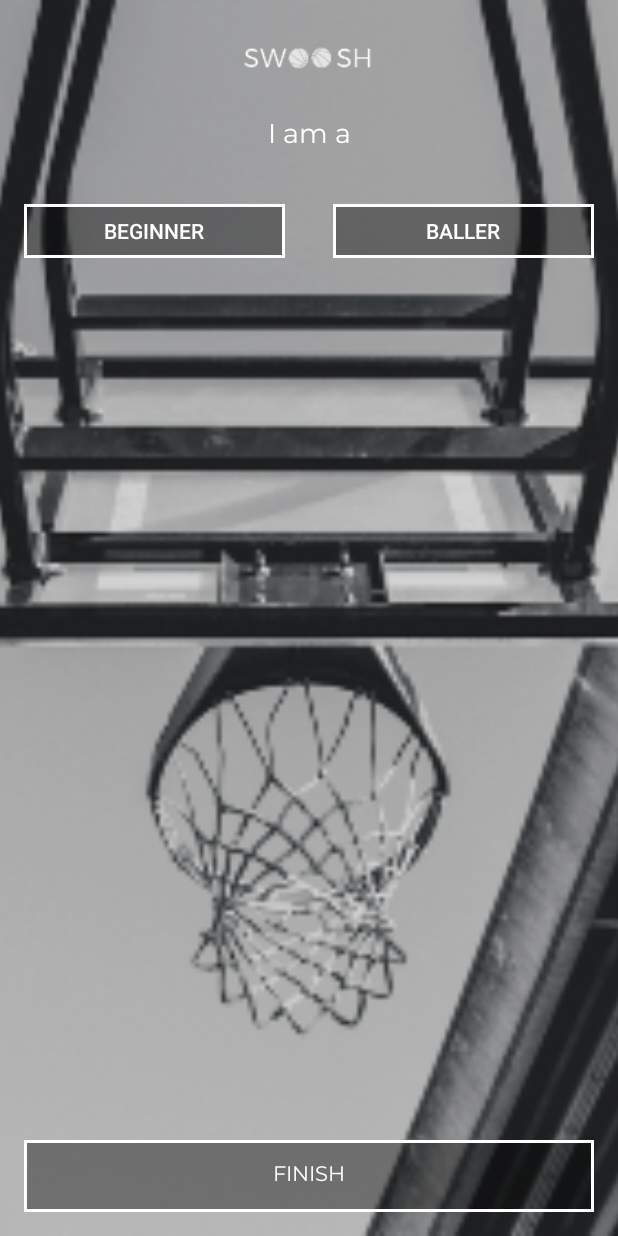
After one commit to r52698/Swoosh, an Android app: the SkillActivity screen opened directly, with no data from a screen before it, on a phone screen of 412 x 824 dp. The commit adds this screen. Run offline under Robolectric (Android 15) with nearby library versions, the phone set to English and light mode, and no system bars.

Commit message:
lesson 4

```diff
--- a/app/src/main/AndroidManifest.xml
+++ b/app/src/main/AndroidManifest.xml
@@ -9,9 +9,13 @@
             android:roundIcon="@mipmap/ic_launcher_round"
             android:supportsRtl="true"
             android:theme="@style/AppTheme">
+        <activity android:name=".SkillActivity">
+        </activity>
+        <activity android:name=".BaseActivity">
+        </activity>
         <activity android:name=".LeagueActivity">
         </activity>
-        <activity android:name=".MainActivity">
+        <activity android:name=".WelcomeActivity">
             <intent-filter>
                 <action android:name="android.intent.action.MAIN"/>
 
--- /dev/null
+++ b/app/src/main/java/com/example/org/swoosh/BaseActivity.kt
@@ -0,0 +1,45 @@
+package com.example.org.swoosh
+
+import android.support.v7.app.AppCompatActivity
+import android.os.Bundle
+import android.util.Log
+
+open class BaseActivity : AppCompatActivity() {
+
+    val TAG = "LifeCycle"
+
+    override fun onCreate(savedInstanceState: Bundle?) {
+        Log.d(TAG, "${javaClass.simpleName} OnCreate")
+        super.onCreate(savedInstanceState)
+    }
+
+    override fun onStart() {
+        Log.d(TAG, "${javaClass.simpleName} OnStart")
+        super.onStart()
+    }
+
+    override fun onResume() {
+        Log.d(TAG, "${javaClass.simpleName} OnResume")
+        super.onResume()
+    }
+
+    override fun onRestart() {
+        Log.d(TAG, "${javaClass.simpleName} OnRestart")
+        super.onRestart()
+    }
+
+    override fun onPause() {
+        Log.d(TAG, "${javaClass.simpleName} OnPause")
+        super.onPause()
+    }
+
+    override fun onStop() {
+        Log.d(TAG, "${javaClass.simpleName} OnStop")
+        super.onStop()
+    }
+
+    override fun onDestroy() {
+        Log.d(TAG, "${javaClass.simpleName} OnDestroy")
+        super.onDestroy()
+    }
+}
--- /dev/null
+++ b/app/src/main/java/com/example/org/swoosh/SkillActivity.kt
@@ -0,0 +1,12 @@
+package com.example.org.swoosh
+
+import android.support.v7.app.AppCompatActivity
+import android.os.Bundle
+
+class SkillActivity : BaseActivity() {
+
+    override fun onCreate(savedInstanceState: Bundle?) {
+        super.onCreate(savedInstanceState)
+        setContentView(R.layout.activity_skill)
+    }
+}
--- a/app/src/main/java/com/example/org/swoosh/WelcomeActivity.kt
+++ b/app/src/main/java/com/example/org/swoosh/WelcomeActivity.kt
@@ -5,7 +5,7 @@ import android.support.v7.app.AppCompatActivity
 import android.os.Bundle
 import kotlinx.android.synthetic.main.activity_welcome.*
 
-class MainActivity : AppCompatActivity() {
+class WelcomeActivity : BaseActivity() {
 
     override fun onCreate(savedInstanceState: Bundle?) {
         super.onCreate(savedInstanceState)
--- /dev/null
+++ b/app/src/main/res/layout/activity_skill.xml
@@ -0,0 +1,67 @@
+<?xml version="1.0" encoding="utf-8"?>
+<android.support.constraint.ConstraintLayout
+        xmlns:android="http://schemas.android.com/apk/res/android"
+        xmlns:tools="http://schemas.android.com/tools"
+        xmlns:app="http://schemas.android.com/apk/res-auto"
+        android:layout_width="match_parent"
+        android:layout_height="match_parent"
+        tools:context=".SkillActivity">
+
+    <ImageView
+            android:layout_width="0dp"
+            android:layout_height="0dp" app:srcCompat="@drawable/beginnerballerbg"
+            android:id="@+id/imageView4"
+            app:layout_constraintBottom_toBottomOf="parent" app:layout_constraintEnd_toEndOf="parent"
+            app:layout_constraintStart_toStartOf="parent"
+            app:layout_constraintTop_toTopOf="parent" android:scaleType="centerCrop" android:contentDescription="@string/beginner_baller_background"/>
+
+    <ImageView
+            android:layout_width="88dp"
+            android:layout_height="29dp" app:srcCompat="@drawable/swooshlogo"
+            android:id="@+id/imageView2" android:layout_marginTop="24dp"
+            app:layout_constraintTop_toTopOf="parent" android:scaleType="fitCenter" android:layout_marginEnd="8dp"
+            app:layout_constraintEnd_toEndOf="parent" android:layout_marginStart="8dp"
+            app:layout_constraintStart_toStartOf="parent" android:contentDescription="@string/app_logo"/>
+
+    <Button
+            android:text="@string/finish"
+            android:layout_width="0dp"
+            android:layout_height="wrap_content"
+            android:id="@+id/leagueNextButton" app:layout_constraintEnd_toEndOf="parent" android:layout_marginEnd="16dp"
+            app:layout_constraintStart_toStartOf="parent" android:layout_marginStart="16dp"
+            android:layout_marginBottom="16dp" app:layout_constraintBottom_toBottomOf="@+id/imageView4"
+            android:textColor="@android:color/white" android:background="@drawable/swoosh_button"
+            android:fontFamily="@font/montserrat"/>
+    <LinearLayout
+            android:orientation="horizontal"
+            android:layout_width="0dp"
+            android:layout_height="36dp"
+            app:layout_constraintEnd_toEndOf="parent"
+            android:layout_marginEnd="16dp" app:layout_constraintStart_toStartOf="parent"
+            android:layout_marginStart="16dp"
+            app:layout_constraintHorizontal_bias="0.666"
+            android:layout_marginTop="32dp" app:layout_constraintTop_toBottomOf="@+id/textView5">
+        <ToggleButton
+                android:text="@string/beginner"
+                android:layout_width="wrap_content"
+                android:layout_height="wrap_content" android:id="@+id/toggleButton4" android:layout_weight="1"
+                android:textOff="@string/beginner" android:textOn="@string/beginner" android:textColor="@android:color/white"
+                android:background="@drawable/swoosh_toggle" android:layout_marginEnd="16dp"/>
+        <ToggleButton
+                android:text="@string/baller"
+                android:layout_width="wrap_content"
+                android:layout_height="wrap_content" android:id="@+id/toggleButton5" android:layout_weight="1"
+                android:textOff="@string/baller" android:textOn="@string/baller" android:textColor="@android:color/white"
+                android:background="@drawable/swoosh_toggle" android:layout_marginStart="16dp"/>
+    </LinearLayout>
+    <TextView
+            android:text="@string/i_am_a"
+            android:layout_width="wrap_content"
+            android:layout_height="wrap_content"
+            android:id="@+id/textView5"
+            app:layout_constraintTop_toBottomOf="@+id/imageView2" app:layout_constraintStart_toStartOf="parent"
+            android:layout_marginStart="8dp" app:layout_constraintEnd_toEndOf="parent" android:layout_marginEnd="8dp"
+            android:layout_marginTop="24dp" android:textSize="18sp" android:textColor="@android:color/white"
+            android:fontFamily="@font/montserrat"/>
+
+</android.support.constraint.ConstraintLayout>
--- a/app/src/main/res/values/strings.xml
+++ b/app/src/main/res/values/strings.xml
@@ -11,13 +11,12 @@
     <string name="app_logo">app logo</string>
     <string name="desired_league">Desired League</string>
     <string name="mens">Mens</string>
-    <string name="mens">Mens</string>
-    <string name="mens">Mens</string>
-    <string name="womens">Womens</string>
-    <string name="womens">Womens</string>
     <string name="womens">Womens</string>
     <string name="co_ed">Co-ed</string>
-    <string name="co_ed">Co-ed</string>
-    <string name="co_ed">Co-ed</string>
     <string name="next">NEXT</string>
+    <string name="finish">FINISH</string>
+    <string name="beginner_baller_background">Beginner Baller background</string>
+    <string name="beginner">Beginner</string>
+    <string name="baller">Baller</string>
+    <string name="i_am_a">I am a</string>
 </resources>
```
Also changed, not shown: app/src/main/java/com/example/org/swoosh/LeagueActivity.kt (+8 -1 lines), app/src/main/res/layout/activity_league.xml (+4 -3 lines).
